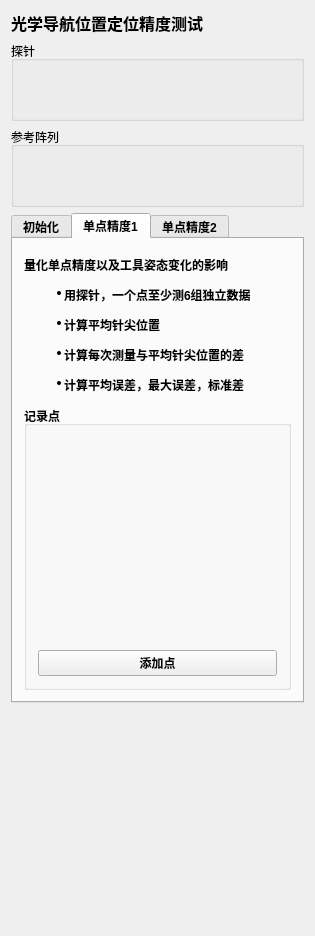
Old version of the form Plugins/org.mitk.lancet.accuracytest/src/internal/AccuracyTestControls.ui in the repository zhaomengxiao/LancetMITK-Adition.
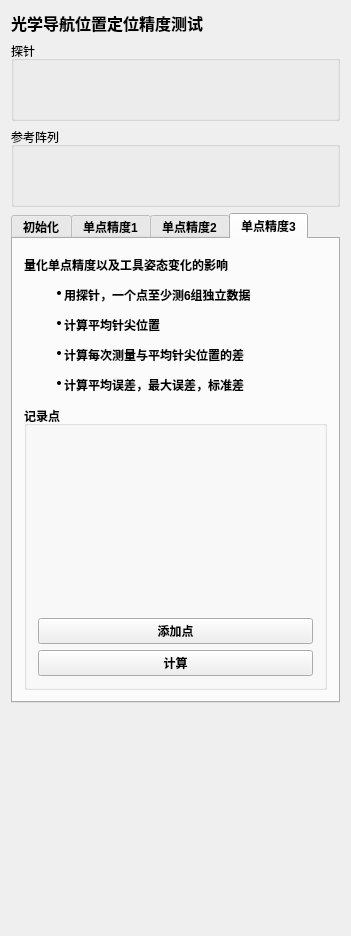
New version of the form. Custom widgets are drawn as their Qt base class.

Commit message:
add function to accuracy test
1、Influence of tool rotation around axis on accuracy
2、Influence of tool dumping back and forth on accuracy
3、Influence of tool tilting left and right on accuracy
4、Distance measurement between points

Diff of the .ui file:
```diff
--- a/Plugins/org.mitk.lancet.accuracytest/src/internal/AccuracyTestControls.ui
+++ b/Plugins/org.mitk.lancet.accuracytest/src/internal/AccuracyTestControls.ui
@@ -6,7 +6,7 @@
    <rect>
     <x>0</x>
     <y>0</y>
-    <width>315</width>
+    <width>351</width>
     <height>936</height>
    </rect>
   </property>
@@ -87,7 +87,7 @@
       </font>
      </property>
      <property name="currentIndex">
-      <number>1</number>
+      <number>3</number>
      </property>
      <property name="elideMode">
       <enum>Qt::ElideMiddle</enum>
@@ -346,6 +346,116 @@
       <attribute name="title">
        <string>单点精度2</string>
       </attribute>
+      <layout class="QVBoxLayout" name="verticalLayout_8">
+       <item>
+        <widget class="QLabel" name="label">
+         <property name="maximumSize">
+          <size>
+           <width>16777215</width>
+           <height>150</height>
+          </size>
+         </property>
+         <property name="text">
+          <string>&lt;!DOCTYPE HTML PUBLIC &quot;-//W3C//DTD HTML 4.0//EN&quot; &quot;http://www.w3.org/TR/REC-html40/strict.dtd&quot;&gt;
+&lt;html&gt;&lt;head&gt;&lt;meta name=&quot;qrichtext&quot; content=&quot;1&quot; /&gt;&lt;style type=&quot;text/css&quot;&gt;
+p, li { white-space: pre-wrap; }
+&lt;/style&gt;&lt;/head&gt;&lt;body style=&quot; font-family:'SimSun'; font-size:9pt; font-weight:600; font-style:normal;&quot;&gt;
+&lt;p style=&quot; margin-top:0px; margin-bottom:0px; margin-left:0px; margin-right:0px; -qt-block-indent:0; text-indent:0px;&quot;&gt;量化单点精度以及工具姿态变化的影响&lt;/p&gt;
+&lt;ul style=&quot;margin-top: 0px; margin-bottom: 0px; margin-left: 0px; margin-right: 0px; -qt-list-indent: 1;&quot;&gt;&lt;li style=&quot; margin-top:12px; margin-bottom:0px; margin-left:0px; margin-right:0px; -qt-block-indent:0; text-indent:0px;&quot;&gt;用探针，一个点至少测6组独立数据&lt;/li&gt;&lt;/ul&gt;
+&lt;ul style=&quot;margin-top: 0px; margin-bottom: 0px; margin-left: 0px; margin-right: 0px; -qt-list-indent: 1;&quot;&gt;&lt;li style=&quot; margin-top:12px; margin-bottom:0px; margin-left:0px; margin-right:0px; -qt-block-indent:0; text-indent:0px;&quot;&gt;计算平均针尖位置&lt;/li&gt;&lt;/ul&gt;
+&lt;ul style=&quot;margin-top: 0px; margin-bottom: 0px; margin-left: 0px; margin-right: 0px; -qt-list-indent: 1;&quot;&gt;&lt;li style=&quot; margin-top:12px; margin-bottom:0px; margin-left:0px; margin-right:0px; -qt-block-indent:0; text-indent:0px;&quot;&gt;计算每次测量与平均针尖位置的差&lt;/li&gt;&lt;/ul&gt;
+&lt;ul style=&quot;margin-top: 0px; margin-bottom: 0px; margin-left: 0px; margin-right: 0px; -qt-list-indent: 1;&quot;&gt;&lt;li style=&quot; margin-top:12px; margin-bottom:0px; margin-left:0px; margin-right:0px; -qt-block-indent:0; text-indent:0px;&quot;&gt;计算平均误差，最大误差，标准差&lt;/li&gt;&lt;/ul&gt;&lt;/body&gt;&lt;/html&gt;</string>
+         </property>
+        </widget>
+       </item>
+       <item>
+        <widget class="QGroupBox" name="groupBox_4">
+         <property name="title">
+          <string>记录点</string>
+         </property>
+         <layout class="QVBoxLayout" name="verticalLayout_7">
+          <item>
+           <widget class="QmitkPointListWidget" name="m_PointListTopple" native="true"/>
+          </item>
+          <item>
+           <widget class="QPushButton" name="m_AddPoint1">
+            <property name="text">
+             <string>添加点</string>
+            </property>
+           </widget>
+          </item>
+          <item>
+           <widget class="QPushButton" name="m_compute1">
+            <property name="text">
+             <string>计算</string>
+            </property>
+           </widget>
+          </item>
+         </layout>
+        </widget>
+       </item>
+      </layout>
+     </widget>
+     <widget class="QWidget" name="tab_4">
+      <attribute name="title">
+       <string>单点精度3</string>
+      </attribute>
+      <layout class="QVBoxLayout" name="verticalLayout_9">
+       <item>
+        <widget class="QLabel" name="label_8">
+         <property name="maximumSize">
+          <size>
+           <width>16777215</width>
+           <height>150</height>
+          </size>
+         </property>
+         <property name="text">
+          <string>&lt;!DOCTYPE HTML PUBLIC &quot;-//W3C//DTD HTML 4.0//EN&quot; &quot;http://www.w3.org/TR/REC-html40/strict.dtd&quot;&gt;
+&lt;html&gt;&lt;head&gt;&lt;meta name=&quot;qrichtext&quot; content=&quot;1&quot; /&gt;&lt;style type=&quot;text/css&quot;&gt;
+p, li { white-space: pre-wrap; }
+&lt;/style&gt;&lt;/head&gt;&lt;body style=&quot; font-family:'SimSun'; font-size:9pt; font-weight:600; font-style:normal;&quot;&gt;
+&lt;p style=&quot; margin-top:0px; margin-bottom:0px; margin-left:0px; margin-right:0px; -qt-block-indent:0; text-indent:0px;&quot;&gt;量化单点精度以及工具姿态变化的影响&lt;/p&gt;
+&lt;ul style=&quot;margin-top: 0px; margin-bottom: 0px; margin-left: 0px; margin-right: 0px; -qt-list-indent: 1;&quot;&gt;&lt;li style=&quot; margin-top:12px; margin-bottom:0px; margin-left:0px; margin-right:0px; -qt-block-indent:0; text-indent:0px;&quot;&gt;用探针，一个点至少测6组独立数据&lt;/li&gt;&lt;/ul&gt;
+&lt;ul style=&quot;margin-top: 0px; margin-bottom: 0px; margin-left: 0px; margin-right: 0px; -qt-list-indent: 1;&quot;&gt;&lt;li style=&quot; margin-top:12px; margin-bottom:0px; margin-left:0px; margin-right:0px; -qt-block-indent:0; text-indent:0px;&quot;&gt;计算平均针尖位置&lt;/li&gt;&lt;/ul&gt;
+&lt;ul style=&quot;margin-top: 0px; margin-bottom: 0px; margin-left: 0px; margin-right: 0px; -qt-list-indent: 1;&quot;&gt;&lt;li style=&quot; margin-top:12px; margin-bottom:0px; margin-left:0px; margin-right:0px; -qt-block-indent:0; text-indent:0px;&quot;&gt;计算每次测量与平均针尖位置的差&lt;/li&gt;&lt;/ul&gt;
+&lt;ul style=&quot;margin-top: 0px; margin-bottom: 0px; margin-left: 0px; margin-right: 0px; -qt-list-indent: 1;&quot;&gt;&lt;li style=&quot; margin-top:12px; margin-bottom:0px; margin-left:0px; margin-right:0px; -qt-block-indent:0; text-indent:0px;&quot;&gt;计算平均误差，最大误差，标准差&lt;/li&gt;&lt;/ul&gt;&lt;/body&gt;&lt;/html&gt;</string>
+         </property>
+        </widget>
+       </item>
+       <item>
+        <widget class="QGroupBox" name="groupBox_5">
+         <property name="title">
+          <string>记录点</string>
+         </property>
+         <layout class="QVBoxLayout" name="verticalLayout_10">
+          <item>
+           <widget class="QmitkPointListWidget" name="m_PointListTilt" native="true">
+            <property name="minimumSize">
+             <size>
+              <width>0</width>
+              <height>170</height>
+             </size>
+            </property>
+           </widget>
+          </item>
+          <item>
+           <widget class="QPushButton" name="m_AddPoint_2">
+            <property name="text">
+             <string>添加点</string>
+            </property>
+           </widget>
+          </item>
+          <item>
+           <widget class="QPushButton" name="m_compute_2">
+            <property name="text">
+             <string>计算</string>
+            </property>
+           </widget>
+          </item>
+         </layout>
+        </widget>
+       </item>
+      </layout>
      </widget>
     </widget>
    </item>
```
Left out of the diff: 7 changed lines with no effect on the pictures. The commit also changes 2 other files.
